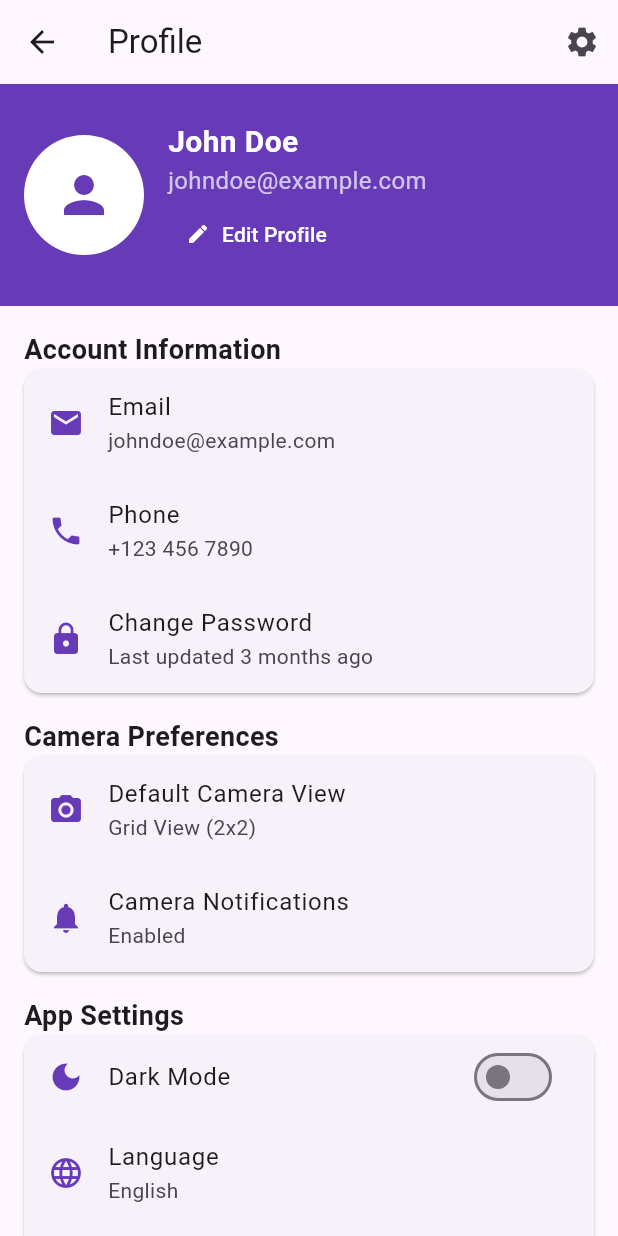
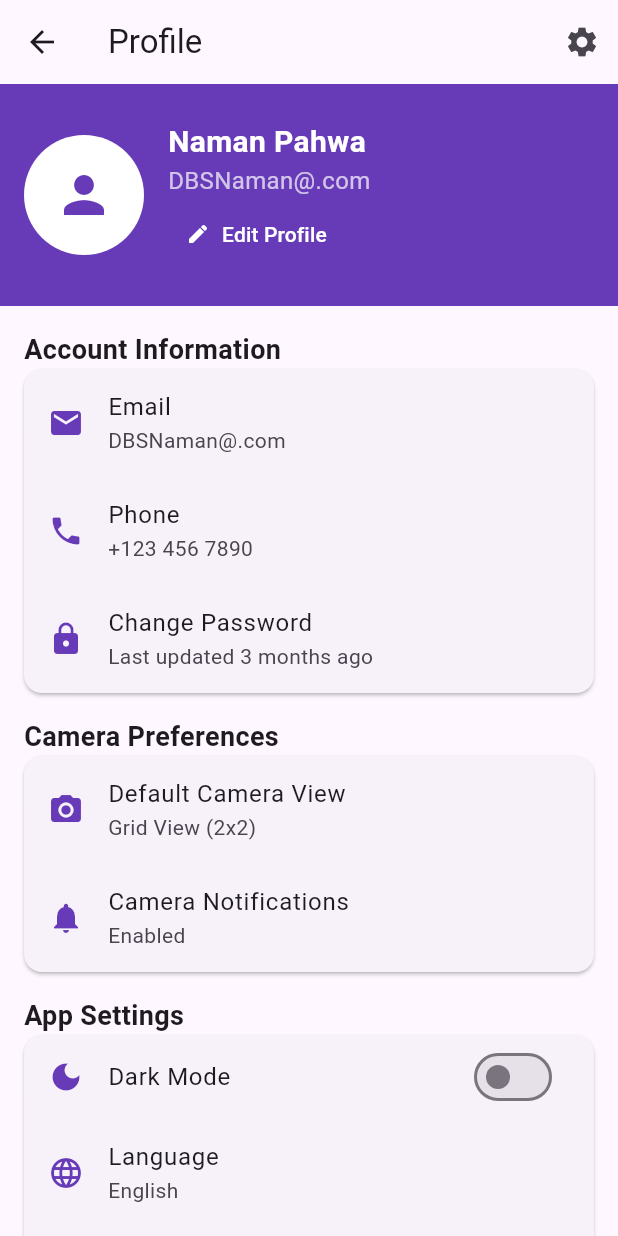
Before and after one commit to Dbsindia/VMS_flutter, a Flutter app: the ProfileScreen screen opened directly, on a phone screen of 412 x 824 dp. Run offline on Flutter 3.47's test engine with Material 3 defaults, Android fonts, the light colour scheme and no system bars; our stand-ins replace animated_toggle_switch, cloud_firestore, firebase_core, firebase_storage, flutter_blue_plus, visibility_detector; missing offline and left inert: easy_onvif, flutter_vlc_player, google_api_availability, mobile_scanner, ping_discover_network_forked; accounts and stored records are empty.

```diff
--- a/lib/screens/profile_screen.dart
+++ b/lib/screens/profile_screen.dart
@@ -55,11 +55,14 @@ class ProfileScreen extends StatelessWidget {
             crossAxisAlignment: CrossAxisAlignment.start,
             children: [
               const Text(
-                "John Doe",
-                style: TextStyle(fontSize: 20.0, fontWeight: FontWeight.bold, color: Colors.white),
+                "Naman Pahwa",
+                style: TextStyle(
+                    fontSize: 20.0,
+                    fontWeight: FontWeight.bold,
+                    color: Colors.white),
               ),
               const Text(
-                "johndoe@example.com",
+                "DBSNaman@.com",
                 style: TextStyle(fontSize: 16.0, color: Colors.white70),
               ),
               TextButton.icon(
@@ -99,7 +102,7 @@ class ProfileScreen extends StatelessWidget {
           _buildListTile(
             icon: Icons.email,
             title: "Email",
-            subtitle: "johndoe@example.com",
+            subtitle: "DBSNaman@.com",
           ),
           _buildListTile(
             icon: Icons.phone,
```
